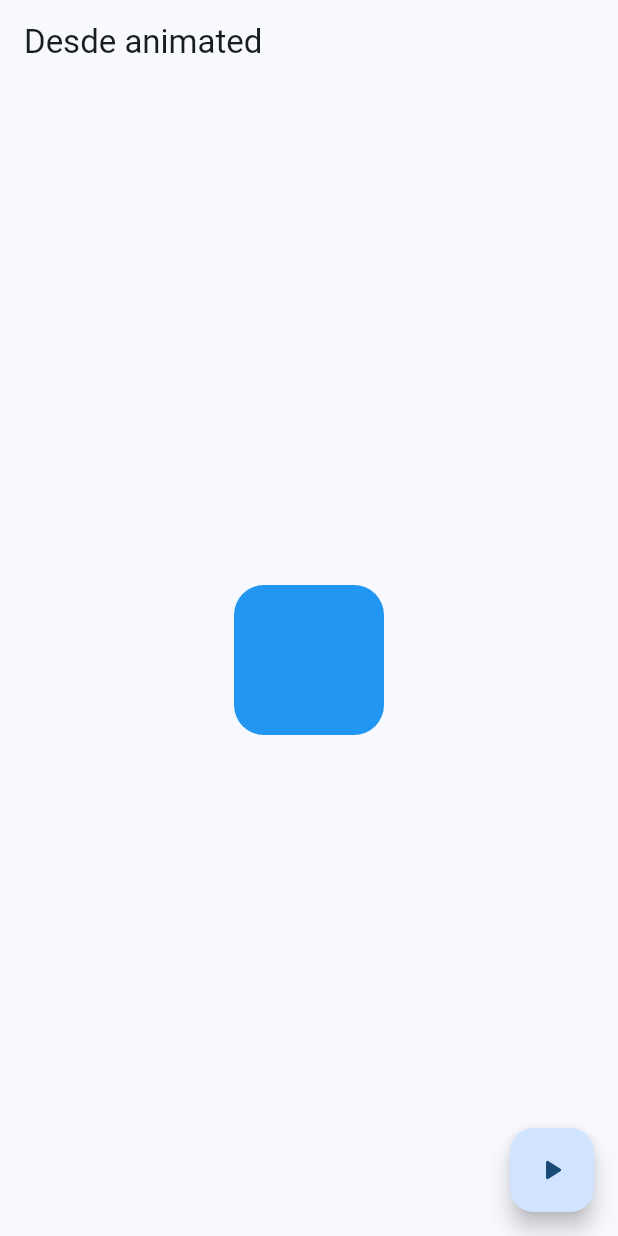
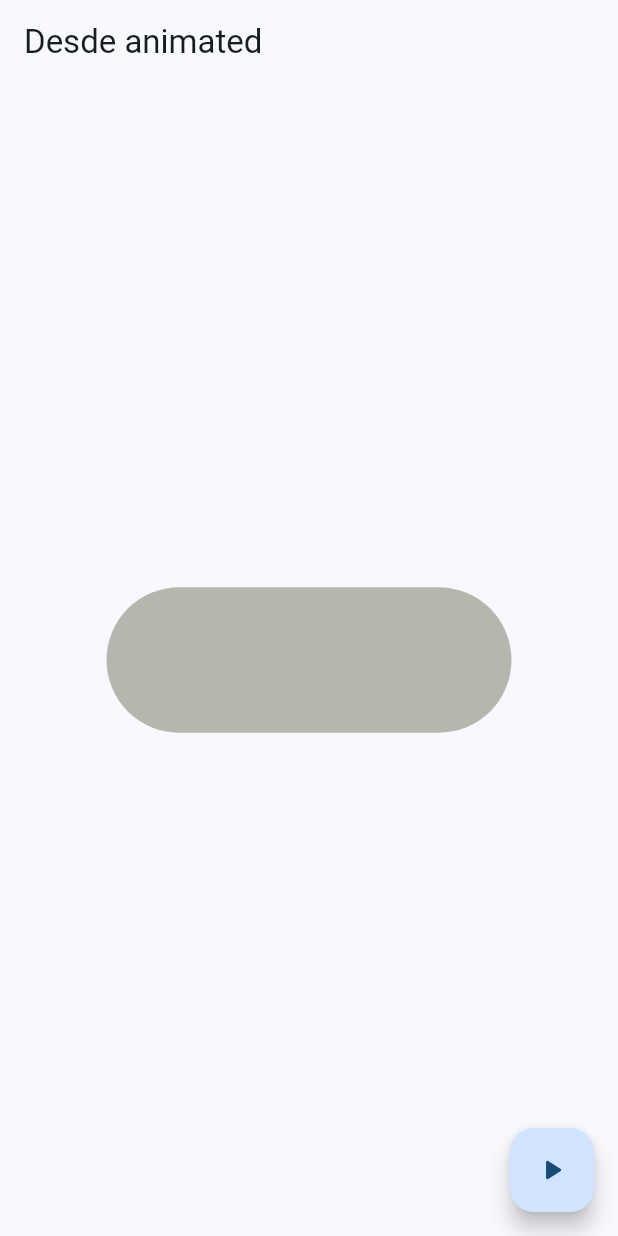
Before and after one commit to sdieg82/widgets_app, a Flutter app: the AnimatedScreen screen opened by its route, after a tap on the "play arrow" icon, on a phone screen of 412 x 824 dp. Run offline on Flutter 3.47's test engine with Material 3 defaults, Android fonts, the phone set to English and light mode, and no system bars; our stand-ins replace go_router.

Commit message:
Animated screen

```diff
--- a/lib/presentation/animated/animated_screen.dart
+++ b/lib/presentation/animated/animated_screen.dart
@@ -1,8 +1,34 @@
 import 'package:flutter/material.dart';
+import 'dart:math' show Random;
 
-class AnimatedScreen extends StatelessWidget {
+
+class AnimatedScreen extends StatefulWidget {
   static const name='animated_screen';
   const AnimatedScreen({super.key});
+
+  @override
+  State<AnimatedScreen> createState() => _AnimatedScreenState();
+}
+
+class _AnimatedScreenState extends State<AnimatedScreen> {
+
+  double width=50;
+  double height=50;
+  Color color=Colors.indigo;
+  double borderRadius=10.0;
+
+  void changeShape(){
+    final random=Random();
+
+    setState(() {
+      width=random.nextInt(300)+50;
+      height=random.nextInt(200)+60;
+      borderRadius=random.nextInt(105)+5;
+      color=Color.fromRGBO(random.nextInt(255), random.nextInt(255), random.nextInt(255), random.nextDouble());
+    },
+
+    );
+  }
 
   @override
   Widget build(BuildContext context) {
@@ -11,18 +37,18 @@ class AnimatedScreen extends StatelessWidget {
         title: Text('Desde animated'),
       ),
       floatingActionButton: FloatingActionButton(
-        onPressed: (){},
+        onPressed: changeShape,
         child: Icon(Icons.play_arrow_rounded),
       ),
       body: Center(
         child: AnimatedContainer(
           duration: Duration(seconds: 1),
           curve: Curves.easeOutCubic,
-          width: 100,
-          height: 100,
+          width: width <= 0 ? 10 : width,
+          height: height <= 0 ? 10 : height,
           decoration: BoxDecoration(
-            color: Colors.blue,
-            borderRadius: BorderRadius.circular(20)
+            color: color,
+            borderRadius: BorderRadius.circular(borderRadius < 0 ? 10 : borderRadius)
           ),
         ),
       ),
```
